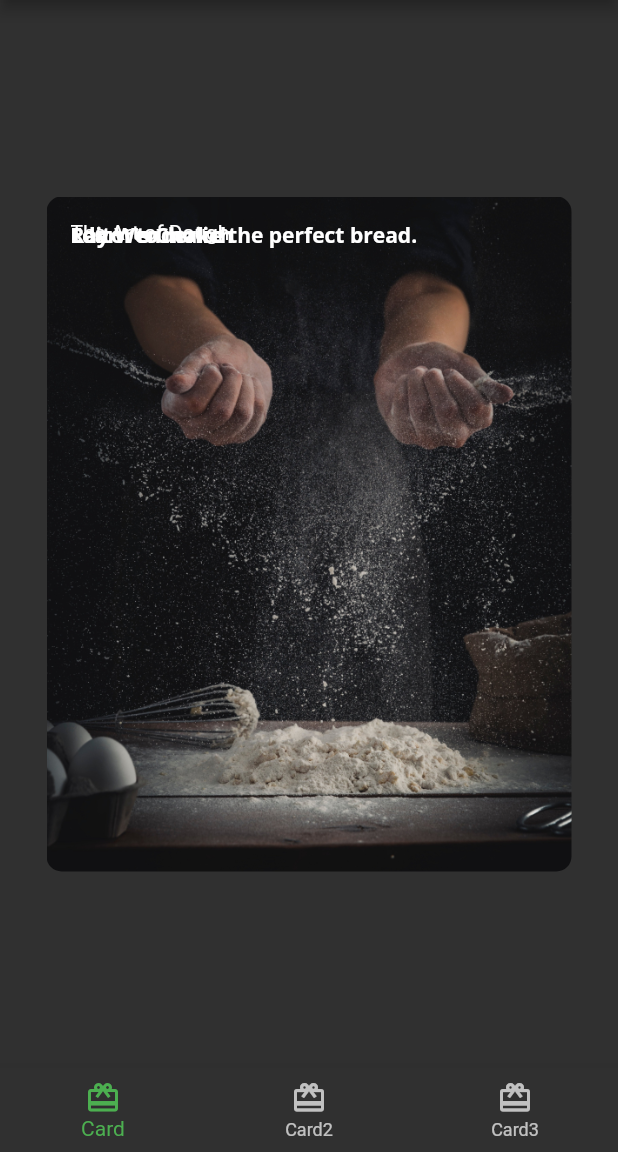
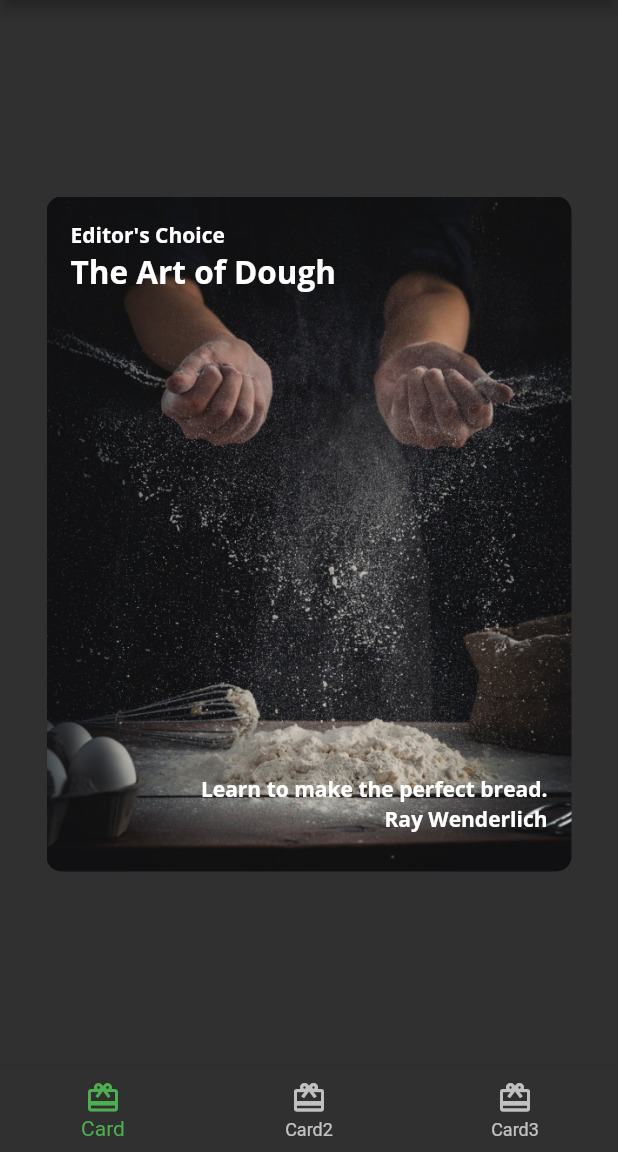
Before and after one commit to miharyjoe/food-app-flutter, a Flutter app: the screen it shows after launch, on a phone screen of 412 x 824 dp, the part 84-1236 px from its top. Run offline on Flutter 3.47's test engine with Material 2 defaults, Android fonts, the phone set to English and light mode, and no system bars; our stand-ins replace google_fonts.

Commit message:
update: card1

```diff
--- a/lib/card1.dart
+++ b/lib/card1.dart
@@ -33,22 +33,37 @@ class Card1 extends StatelessWidget{
         ),
         child: Stack(
           children: [
+              // 8
               Text(
               category,
               style: FooderlichTheme.darkTextTheme.bodyText1,
               ),
-            Text(
+          // 9
+              Positioned(
+              child: Text(
                 title,
-              style: FooderlichTheme.darkTextTheme.headline5,
+                style: FooderlichTheme.darkTextTheme.headline2,
                 ),
-            Text(
+                top: 20,
+                ),
+          // 10
+              Positioned(
+                  child: Text(
                   description,
                   style: FooderlichTheme.darkTextTheme.bodyText1,
                   ),
-            Text(
+                bottom: 30,
+                right: 0,
+              ),
+          // 11
+            Positioned(
+              child: Text(
                 chef,
                 style: FooderlichTheme.darkTextTheme.bodyText1,
               ),
+              bottom: 10,
+              right: 0,
+            )
           ],
         ),
       ),
```
Lines whose indentation alone changed are shown as unchanged.
